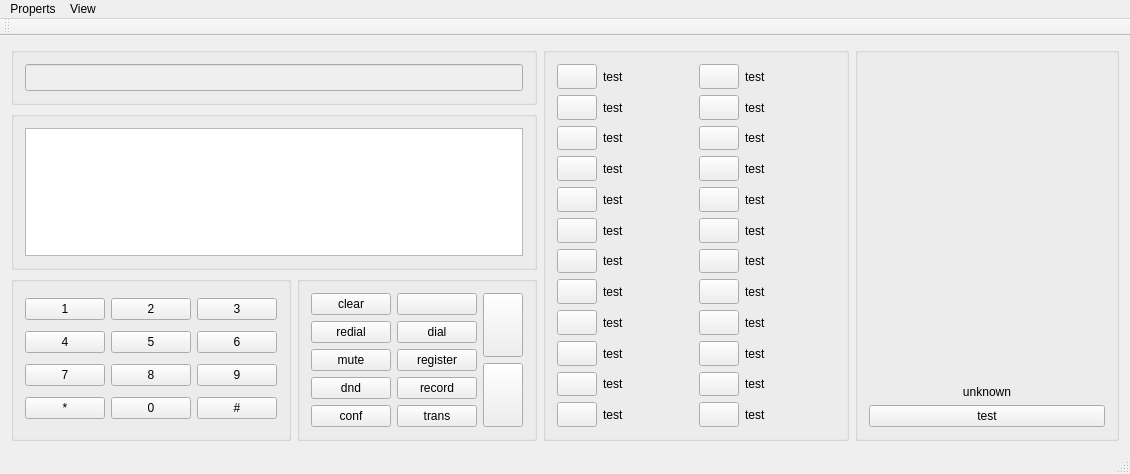
Old version of the form sipphone.ui in the repository runtel/sip-phone.
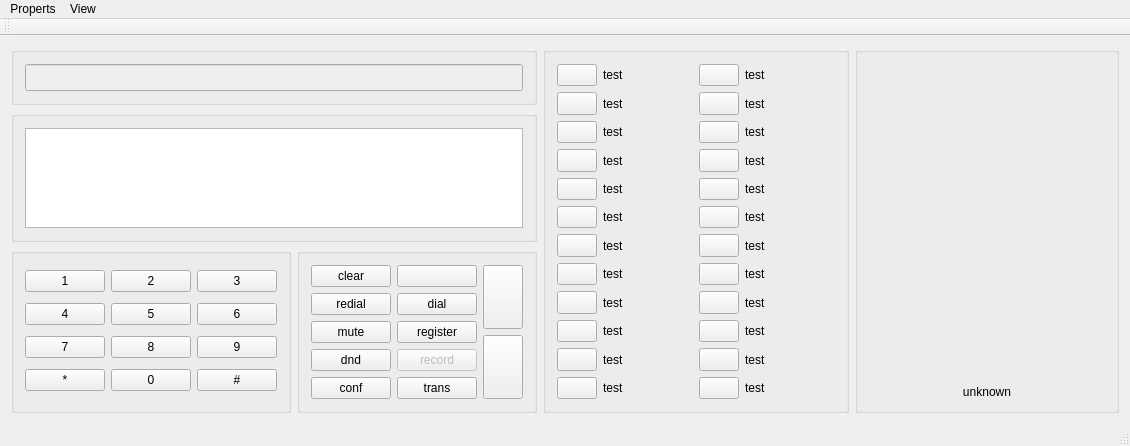
New version of the form. Icons and pictures are not drawn. Custom widgets are drawn as their Qt base class.

Commit message: Небольшие изменения дизайна окна

```diff
--- a/sipphone.ui
+++ b/sipphone.ui
@@ -9,8 +9,8 @@
    <rect>
     <x>0</x>
     <y>0</y>
-    <width>943</width>
-    <height>427</height>
+    <width>966</width>
+    <height>431</height>
    </rect>
   </property>
   <property name="sizePolicy">
@@ -1580,6 +1580,9 @@
          </item>
          <item row="4" column="1">
           <widget class="QStatusCmdButton" name="pushButton_CmdRecord">
+           <property name="enabled">
+            <bool>false</bool>
+           </property>
            <property name="focusPolicy">
             <enum>Qt::NoFocus</enum>
            </property>
@@ -1802,13 +1805,6 @@
          </property>
         </spacer>
        </item>
-       <item row="2" column="0">
-        <widget class="QPushButton" name="pushButtonTest">
-         <property name="text">
-          <string>test</string>
-         </property>
-        </widget>
-       </item>
       </layout>
      </widget>
     </item>
```
Left out of the diff: 44 changed lines with no effect on the pictures.
